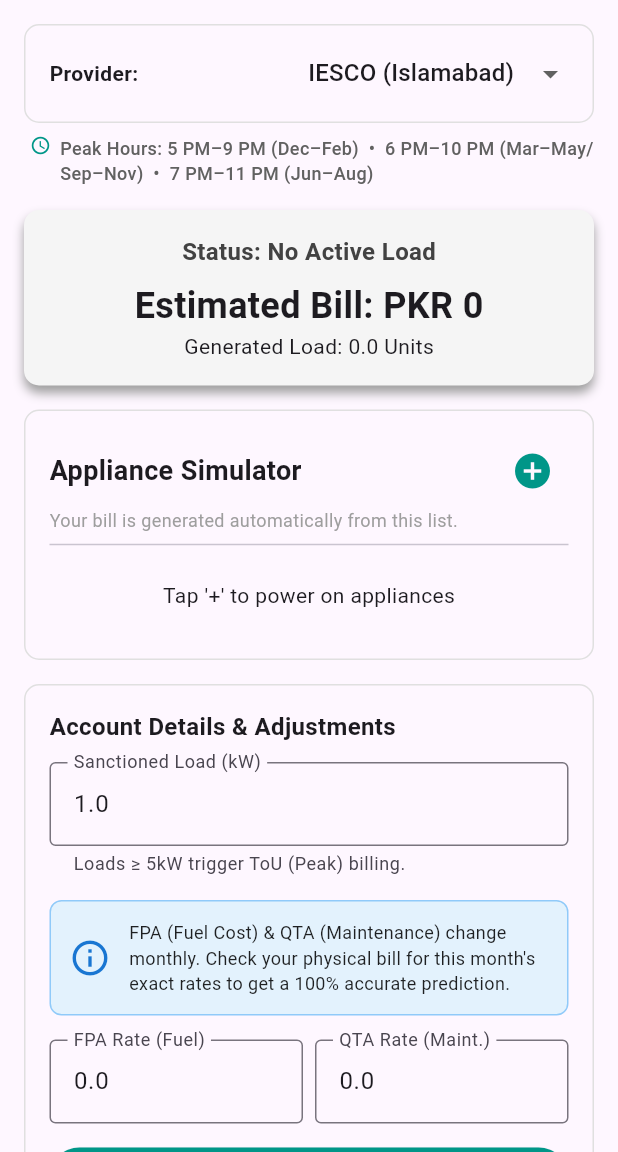
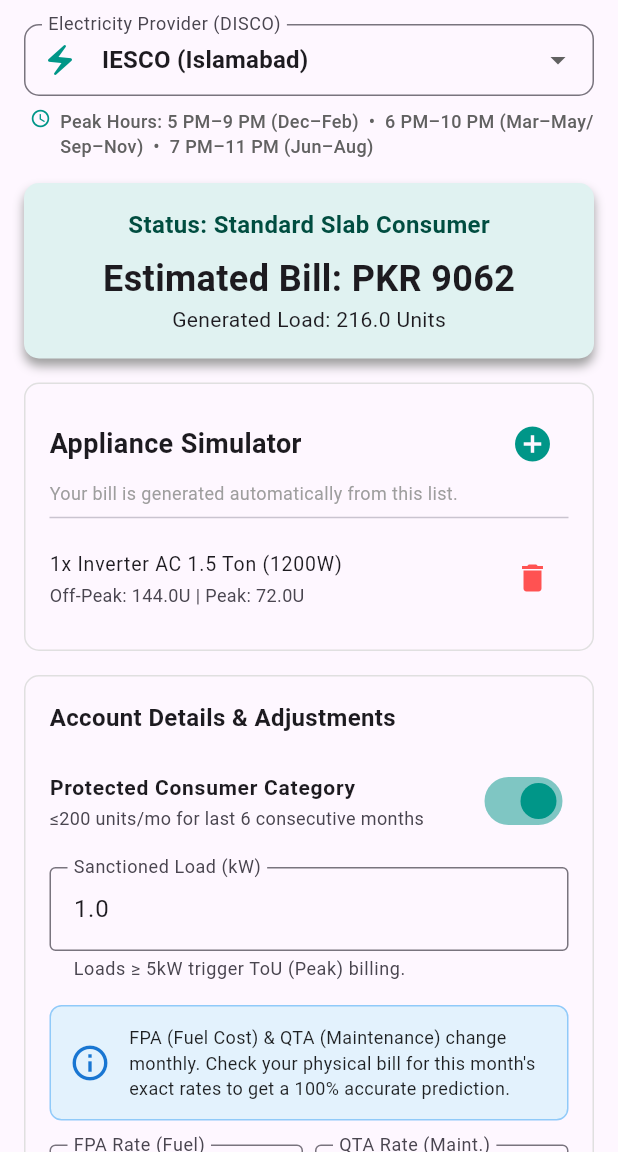
Before and after one commit to KhanSharjeel/billshield, a Flutter app: the screen it shows after launch, on a phone screen of 412 x 824 dp, the part 84-1236 px from its top. Run offline on Flutter 3.47's test engine with Material 3 defaults, Android fonts, the phone set to English and light mode, and no system bars.

Commit message:
Changing in dashboard.

```diff
--- a/lib/pages/dashboard.dart
+++ b/lib/pages/dashboard.dart
@@ -51,7 +51,15 @@ class _DashboardState extends State<Dashboard> {
     'QESCO (Quetta)',
   ];
 
-  final List<ApplianceItem> _appliances = [];
+  final List<ApplianceItem> _appliances = [
+    ApplianceItem(
+      name: 'Inverter AC 1.5 Ton',
+      wattage: 1200,
+      quantity: 1,
+      offPeakHoursPerDay: 4,
+      peakHoursPerDay: 2,
+    ),
+  ];
   Map<String, dynamic> _billBreakdown = {};
 
   @override
@@ -87,6 +95,15 @@ class _DashboardState extends State<Dashboard> {
         qtaRate: _qtaRate,
       );
     });
+  }
+
+  void _onProviderChanged(String? newProvider) {
+    if (newProvider != null && newProvider != _selectedProvider) {
+      setState(() {
+        _selectedProvider = newProvider;
+        _calculateBill();
+      });
+    }
   }
 
   void _submitAdjustments() {
@@ -275,36 +292,27 @@ class _DashboardState extends State<Dashboard> {
               crossAxisAlignment: CrossAxisAlignment.stretch,
               children: <Widget>[
                 // --- PROVIDER SELECTION ---
-                Container(
-                  padding: const EdgeInsets.symmetric(horizontal: 16.0, vertical: 8.0),
-                  decoration: BoxDecoration(
-                    border: Border.all(color: Colors.grey.shade300),
-                    borderRadius: BorderRadius.circular(10.0),
+                DropdownButtonFormField<String>(
+                  value: _selectedProvider,
+                  isExpanded: true,
+                  decoration: InputDecoration(
+                    labelText: 'Electricity Provider (DISCO)',
+                    prefixIcon: const Icon(Icons.electric_bolt, color: Colors.teal),
+                    border: OutlineInputBorder(
+                      borderRadius: BorderRadius.circular(10.0),
+                    ),
+                    contentPadding: const EdgeInsets.symmetric(horizontal: 12.0, vertical: 8.0),
                   ),
-                  child: Row(
-                    mainAxisAlignment: MainAxisAlignment.spaceBetween,
-                    children: [
-                      const Text("Provider:", style: TextStyle(fontWeight: FontWeight.bold)),
-                      DropdownButton<String>(
-                        value: _selectedProvider,
-                        underline: const SizedBox(),
-                        items: _providers.map((String provider) {
-                          return DropdownMenuItem<String>(
-                            value: provider,
-                            child: Text(provider),
-                          );
-                        }).toList(),
-                        onChanged: (val) {
-                          if (val != null) {
-                            setState(() {
-                              _selectedProvider = val;
-                              _calculateBill();
-                            });
-                          }
-                        },
+                  items: _providers.map((String provider) {
+                    return DropdownMenuItem<String>(
+                      value: provider,
+                      child: Text(
+                        provider,
+                        style: const TextStyle(fontWeight: FontWeight.w600),
                       ),
-                    ],
-                  ),
+                    );
+                  }).toList(),
+                  onChanged: _onProviderChanged,
                 ),
 
                 // DYNAMIC PEAK HOURS TEXT
@@ -439,7 +447,23 @@ class _DashboardState extends State<Dashboard> {
                       children: <Widget>[
                         const Text("Account Details & Adjustments",
                             style: TextStyle(fontSize: 16, fontWeight: FontWeight.bold)),
-                        const SizedBox(height: 12),
+                        const SizedBox(height: 8),
+                        SwitchListTile(
+                          contentPadding: EdgeInsets.zero,
+                          title: const Text("Protected Consumer Category",
+                              style: TextStyle(fontWeight: FontWeight.w600, fontSize: 14)),
+                          subtitle: const Text("≤200 units/mo for last 6 consecutive months",
+                              style: TextStyle(fontSize: 12)),
+                          value: _isProtected,
+                          activeColor: Colors.teal,
+                          onChanged: (bool val) {
+                            setState(() {
+                              _isProtected = val;
+                              _calculateBill();
+                            });
+                          },
+                        ),
+                        const SizedBox(height: 8),
                         TextFormField(
                           initialValue: _sanctionedLoad.toString(),
                           decoration: const InputDecoration(
```
